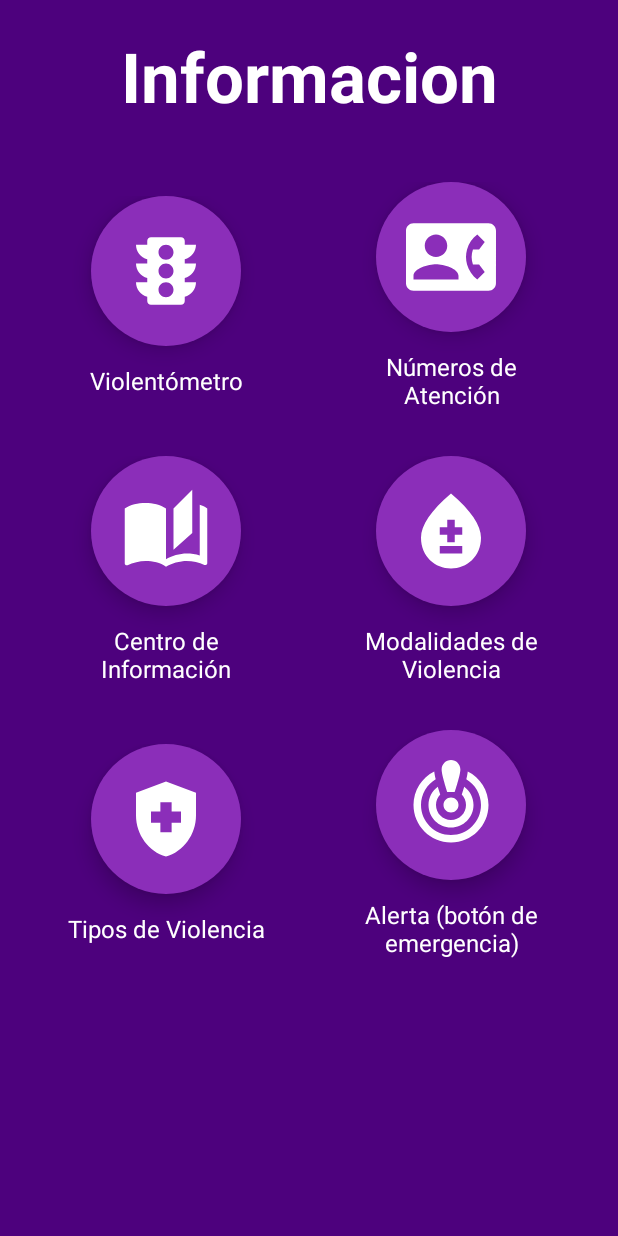
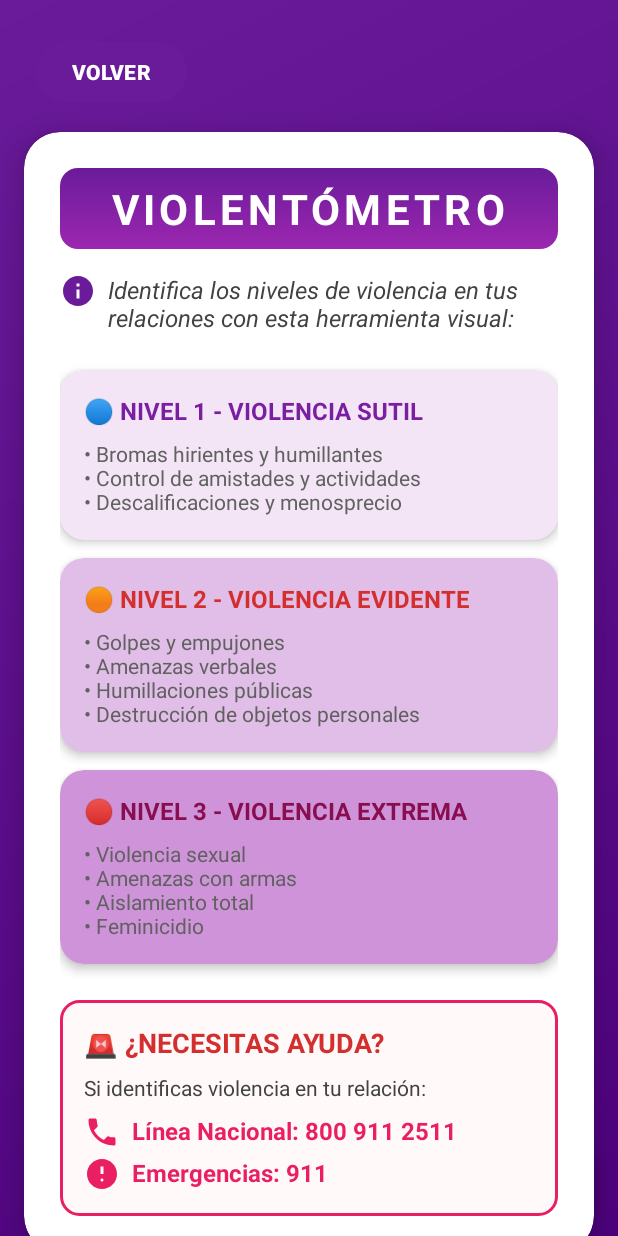
Before and after one commit to Gadielo03/Diva-Segura, an Android app: the fragment InformationFragment shown on its own in the app's theme, after a tap on "Violentómetro", on a phone screen of 412 x 824 dp. Run offline under Robolectric (Android 15) with nearby library versions, the phone set to English and light mode, and no system bars.

Commit message:
Violentometrooo

```diff
--- a/app/src/main/AndroidManifest.xml
+++ b/app/src/main/AndroidManifest.xml
@@ -90,6 +90,9 @@
                 <category android:name="android.intent.category.LAUNCHER" />
             </intent-filter>
         </activity>
+        <activity
+            android:name=".activities.ViolentometroActivity"
+            android:exported="false"/>
     </application>
 
 </manifest>
--- /dev/null
+++ b/app/src/main/java/com/example/divasegura/activities/ViolentometroActivity.java
@@ -0,0 +1,13 @@
+package com.example.divasegura.activities;
+
+import android.os.Bundle;
+import androidx.appcompat.app.AppCompatActivity;
+import com.example.divasegura.R;
+
+public class ViolentometroActivity extends AppCompatActivity {
+    @Override
+    protected void onCreate(Bundle savedInstanceState) {
+        super.onCreate(savedInstanceState);
+        setContentView(R.layout.activity_violento);
+    }
+}
--- a/app/src/main/java/com/example/divasegura/fragments/InformationFragment.java
+++ b/app/src/main/java/com/example/divasegura/fragments/InformationFragment.java
@@ -1,5 +1,6 @@
 package com.example.divasegura.fragments;
 
+import android.content.Intent;
 import android.os.Bundle;
 import android.view.LayoutInflater;
 import android.view.View;
@@ -9,6 +10,7 @@ import android.widget.ImageButton;
 import androidx.annotation.NonNull;
 import androidx.annotation.Nullable;
 import androidx.fragment.app.Fragment;
+import androidx.viewpager2.widget.ViewPager2;
 
 import com.example.divasegura.R;
 
@@ -39,11 +41,11 @@ public class InformationFragment extends Fragment {
         btnTiposDeViolencia = view.findViewById(R.id.btnTiposDeViolencia);
         btnAlerta = view.findViewById(R.id.btnAlerta);
 
-        // Configurar listeners
+
         btnViolentometro.setOnClickListener(v -> {
-            // Acción del botón
+            Intent intent = new Intent(getActivity(), com.example.divasegura.activities.ViolentometroActivity.class);
+            startActivity(intent);
         });
-
         // Configura los demás listeners de manera similar
     }
 }
--- /dev/null
+++ b/app/src/main/res/drawable/gradient_background.xml
@@ -0,0 +1,10 @@
+<?xml version="1.0" encoding="utf-8"?>
+<shape xmlns:android="http://schemas.android.com/apk/res/android"
+    android:shape="rectangle">
+    <gradient
+        android:angle="135"
+        android:startColor="#4D017D"
+        android:endColor="#6A1B9A"
+        android:type="linear"/>
+    <corners android:radius="0dp"/>
+</shape>
--- /dev/null
+++ b/app/src/main/res/drawable/help_background.xml
@@ -0,0 +1,9 @@
+<?xml version="1.0" encoding="utf-8"?>
+<shape xmlns:android="http://schemas.android.com/apk/res/android"
+    android:shape="rectangle">
+    <stroke
+        android:width="2dp"
+        android:color="#E91E63"/>
+    <corners android:radius="12dp"/>
+    <solid android:color="#FFF9F9"/>
+</shape>
--- /dev/null
+++ b/app/src/main/res/drawable/ic_arrow_back.xml
@@ -0,0 +1,5 @@
+<vector xmlns:android="http://schemas.android.com/apk/res/android" android:autoMirrored="true" android:height="24dp" android:tint="#000000" android:viewportHeight="24" android:viewportWidth="24" android:width="24dp">
+
+    <path android:fillColor="@android:color/white" android:pathData="M11.67,3.87L9.9,2.1 0,12l9.9,9.9 1.77,-1.77L3.54,12z"/>
+
+</vector>
--- /dev/null
+++ b/app/src/main/res/drawable/ic_arrow_back_white.xml
@@ -0,0 +1,10 @@
+<vector xmlns:android="http://schemas.android.com/apk/res/android"
+    android:width="24dp"
+    android:height="24dp"
+    android:viewportWidth="24"
+    android:viewportHeight="24"
+    android:tint="#FFFFFF">
+    <path
+        android:fillColor="@android:color/white"
+        android:pathData="M20,11H7.83l5.59,-5.59L12,4l-8,8 8,8 1.41,-1.41L7.83,13H20v-2z"/>
+</vector>
--- /dev/null
+++ b/app/src/main/res/drawable/ic_emergency2.xml
@@ -0,0 +1,9 @@
+<vector xmlns:android="http://schemas.android.com/apk/res/android"
+    android:width="24dp"
+    android:height="24dp"
+    android:viewportWidth="24"
+    android:viewportHeight="24">
+    <path
+        android:fillColor="#E91E63"
+        android:pathData="M12,2C6.48,2 2,6.48 2,12s4.48,10 10,10 10,-4.48 10,-10S17.52,2 12,2zm0,15c-0.55,0 -1,-0.45 -1,-1s0.45,-1 1,-1 1,0.45 1,1 -0.45,1 -1,1zm1,-5h-2V7h2v5z"/>
+</vector>
--- /dev/null
+++ b/app/src/main/res/drawable/ic_emergency_white.xml
@@ -0,0 +1,10 @@
+<vector xmlns:android="http://schemas.android.com/apk/res/android"
+    android:width="24dp"
+    android:height="24dp"
+    android:viewportWidth="24"
+    android:viewportHeight="24"
+    android:tint="#FFFFFF">
+    <path
+        android:fillColor="@android:color/white"
+        android:pathData="M12,2C6.48,2 2,6.48 2,12s4.48,10 10,10 10,-4.48 10,-10S17.52,2 12,2zm0,15c-0.55,0 -1,-0.45 -1,-1s0.45,-1 1,-1 1,0.45 1,1 -0.45,1 -1,1zm1,-5h-2V7h2v5z"/>
+</vector>
--- /dev/null
+++ b/app/src/main/res/drawable/ic_help.xml
@@ -0,0 +1,5 @@
+<vector xmlns:android="http://schemas.android.com/apk/res/android" android:autoMirrored="true" android:height="24dp" android:tint="#000000" android:viewportHeight="24" android:viewportWidth="24" android:width="24dp">
+
+    <path android:fillColor="@android:color/white" android:pathData="M11,18h2v-2h-2v2zM12,2C6.48,2 2,6.48 2,12s4.48,10 10,10 10,-4.48 10,-10S17.52,2 12,2zM12,20c-4.41,0 -8,-3.59 -8,-8s3.59,-8 8,-8 8,3.59 8,8 -3.59,8 -8,8zM12,6c-2.21,0 -4,1.79 -4,4h2c0,-1.1 0.9,-2 2,-2s2,0.9 2,2c0,2 -3,1.75 -3,5h2c0,-2.25 3,-2.5 3,-5 0,-2.21 -1.79,-4 -4,-4z"/>
+
+</vector>
--- /dev/null
+++ b/app/src/main/res/drawable/ic_info2.xml
@@ -0,0 +1,10 @@
+<vector xmlns:android="http://schemas.android.com/apk/res/android"
+    android:width="24dp"
+    android:height="24dp"
+    android:viewportWidth="24"
+    android:viewportHeight="24"
+    android:tint="#6A1B9A">
+    <path
+        android:fillColor="@android:color/white"
+        android:pathData="M12,2C6.48,2 2,6.48 2,12s4.48,10 10,10 10,-4.48 10,-10S17.52,2 12,2zm1,15h-2v-6h2v6zm0,-8h-2V7h2v2z"/>
+</vector>
--- /dev/null
+++ b/app/src/main/res/drawable/ic_phone.xml
@@ -0,0 +1,9 @@
+<vector xmlns:android="http://schemas.android.com/apk/res/android"
+    android:width="24dp"
+    android:height="24dp"
+    android:viewportWidth="24"
+    android:viewportHeight="24">
+    <path
+        android:fillColor="#E91E63"
+        android:pathData="M6.62,10.79c1.44,2.83 3.76,5.14 6.59,6.59l2.2,-2.2c0.27,-0.27 0.67,-0.36 1.02,-0.24 1.12,0.37 2.33,0.57 3.57,0.57 0.55,0 1,0.45 1,1V20c0,0.55 -0.45,1 -1,1 -9.39,0 -17,-7.61 -17,-17 0,-0.55 0.45,-1 1,-1h3.5c0.55,0 1,0.45 1,1 0,1.25 0.2,2.45 0.57,3.57 0.11,0.35 0.03,0.74 -0.25,1.02l-2.2,2.2z"/>
+</vector>
--- /dev/null
+++ b/app/src/main/res/drawable/text_gradient.xml
@@ -0,0 +1,10 @@
+<?xml version="1.0" encoding="utf-8"?>
+<shape xmlns:android="http://schemas.android.com/apk/res/android"
+    android:shape="rectangle">
+    <gradient
+        android:angle="90"
+        android:startColor="#9C27B0"
+        android:endColor="#6A1B9A"
+        android:type="linear"/>
+    <corners android:radius="12dp"/>
+</shape>
--- /dev/null
+++ b/app/src/main/res/layout/activity_violento.xml
@@ -0,0 +1,262 @@
+<?xml version="1.0" encoding="utf-8"?>
+<androidx.constraintlayout.widget.ConstraintLayout xmlns:android="http://schemas.android.com/apk/res/android"
+    xmlns:app="http://schemas.android.com/apk/res-auto"
+    xmlns:tools="http://schemas.android.com/tools"
+    android:layout_width="match_parent"
+    android:layout_height="match_parent"
+    android:background="@drawable/gradient_background"
+    tools:context=".fragments.MainScreenFragment">
+
+
+<com.google.android.material.button.MaterialButton
+android:id="@+id/btnBack"
+android:layout_width="wrap_content"
+android:layout_height="48dp"
+android:layout_marginStart="24dp"
+android:layout_marginTop="24dp"
+android:elevation="4dp"
+android:text="VOLVER"
+android:textAllCaps="true"
+android:textColor="#FFFFFF"
+android:textStyle="bold"
+android:drawableStart="@drawable/ic_arrow_back_white"
+android:drawablePadding="8dp"
+app:backgroundTint="#6A1B9A"
+    app:cornerRadius="24dp"
+    app:iconTint="#FFFFFF"
+    app:rippleColor="#9C27B0"
+    app:layout_constraintStart_toStartOf="parent"
+    app:layout_constraintTop_toTopOf="parent"/>
+
+
+<androidx.cardview.widget.CardView
+android:layout_width="0dp"
+android:layout_height="wrap_content"
+android:layout_marginStart="16dp"
+android:layout_marginEnd="16dp"
+android:layout_marginTop="16dp"
+app:cardBackgroundColor="#FFFFFF"
+app:cardCornerRadius="24dp"
+app:cardElevation="12dp"
+app:layout_constraintEnd_toEndOf="parent"
+app:layout_constraintStart_toStartOf="parent"
+app:layout_constraintTop_toBottomOf="@id/btnBack">
+
+<LinearLayout
+    android:layout_width="match_parent"
+    android:layout_height="wrap_content"
+    android:orientation="vertical"
+    android:padding="24dp">
+
+    <LinearLayout
+        android:layout_width="match_parent"
+        android:layout_height="wrap_content"
+        android:background="@drawable/text_gradient"
+    android:gravity="center"
+    android:padding="8dp"
+    android:layout_marginBottom="16dp">
+
+    <TextView
+        android:id="@+id/titleViolentometro"
+        android:layout_width="wrap_content"
+        android:layout_height="wrap_content"
+        android:text="VIOLENTÓMETRO"
+        android:textAllCaps="true"
+        android:textColor="#FFFFFF"
+        android:textSize="28sp"
+        android:textStyle="bold"
+        android:letterSpacing="0.1"/>
+</LinearLayout>
+
+
+    <LinearLayout
+    android:layout_width="match_parent"
+    android:layout_height="wrap_content"
+    android:orientation="horizontal"
+    android:layout_marginBottom="24dp">
+
+    <ImageView
+        android:layout_width="24dp"
+        android:layout_height="24dp"
+        android:src="@drawable/ic_info2"
+        android:layout_marginEnd="8dp"
+        app:tint="#6A1B9A" />
+
+    <TextView
+        android:id="@+id/descripcionViolentometro"
+        android:layout_width="0dp"
+        android:layout_height="wrap_content"
+        android:layout_weight="1"
+        android:text="Identifica los niveles de violencia en tus relaciones con esta herramienta visual:"
+        android:textColor="#424242"
+        android:textSize="16sp"
+        android:textStyle="italic"/>
+</LinearLayout>
+
+<androidx.cardview.widget.CardView
+    android:layout_width="match_parent"
+    android:layout_height="wrap_content"
+    android:layout_marginBottom="12dp"
+    app:cardBackgroundColor="#F3E5F5"
+app:cardCornerRadius="16dp"
+app:cardElevation="4dp">
+
+<LinearLayout
+    android:layout_width="match_parent"
+    android:layout_height="wrap_content"
+    android:orientation="vertical"
+    android:padding="16dp">
+
+    <TextView
+        android:layout_width="match_parent"
+        android:layout_height="wrap_content"
+        android:text="🔵 NIVEL 1 - VIOLENCIA SUTIL"
+        android:textColor="#7B1FA2"
+    android:textStyle="bold"
+    android:textSize="16sp"/>
+
+    <TextView
+        android:layout_width="match_parent"
+        android:layout_height="wrap_content"
+        android:text="• Bromas hirientes y humillantes\n• Control de amistades y actividades\n• Descalificaciones y menosprecio"
+        android:textColor="#616161"
+        android:textSize="14sp"
+        android:layout_marginTop="8dp"/>
+</LinearLayout>
+</androidx.cardview.widget.CardView>
+
+<androidx.cardview.widget.CardView
+android:layout_width="match_parent"
+android:layout_height="wrap_content"
+android:layout_marginBottom="12dp"
+app:cardBackgroundColor="#E1BEE7"
+    app:cardCornerRadius="16dp"
+    app:cardElevation="4dp">
+
+<LinearLayout
+android:layout_width="match_parent"
+android:layout_height="wrap_content"
+android:orientation="vertical"
+android:padding="16dp">
+
+<TextView
+    android:layout_width="match_parent"
+    android:layout_height="wrap_content"
+    android:text="🟠 NIVEL 2 - VIOLENCIA EVIDENTE"
+    android:textColor="#D32F2F"
+android:textStyle="bold"
+android:textSize="16sp"/>
+
+<TextView
+    android:layout_width="match_parent"
+    android:layout_height="wrap_content"
+    android:text="• Golpes y empujones\n• Amenazas verbales\n• Humillaciones públicas\n• Destrucción de objetos personales"
+    android:textColor="#616161"
+    android:textSize="14sp"
+    android:layout_marginTop="8dp"/>
+</LinearLayout>
+    </androidx.cardview.widget.CardView>
+
+    <!-- Nivel 3 - Tarjeta con sombra -->
+<androidx.cardview.widget.CardView
+android:layout_width="match_parent"
+android:layout_height="wrap_content"
+app:cardBackgroundColor="#CE93D8"
+    app:cardCornerRadius="16dp"
+    app:cardElevation="4dp">
+
+<LinearLayout
+android:layout_width="match_parent"
+android:layout_height="wrap_content"
+android:orientation="vertical"
+android:padding="16dp">
+
+<TextView
+    android:layout_width="match_parent"
+    android:layout_height="wrap_content"
+    android:text="🔴 NIVEL 3 - VIOLENCIA EXTREMA"
+    android:textColor="#880E4F"
+android:textStyle="bold"
+android:textSize="16sp"/>
+
+<TextView
+    android:layout_width="match_parent"
+    android:layout_height="wrap_content"
+    android:text="• Violencia sexual\n• Amenazas con armas\n• Aislamiento total\n• Feminicidio"
+    android:textColor="#616161"
+    android:textSize="14sp"
+    android:layout_marginTop="8dp"/>
+</LinearLayout>
+    </androidx.cardview.widget.CardView>
+
+    <!-- Sección de ayuda emergente -->
+<LinearLayout
+android:layout_width="match_parent"
+android:layout_height="wrap_content"
+android:orientation="vertical"
+android:background="@drawable/help_background"
+    android:padding="16dp"
+    android:layout_marginTop="24dp">
+
+<TextView
+android:layout_width="match_parent"
+android:layout_height="wrap_content"
+android:text="🚨 ¿NECESITAS AYUDA?"
+android:textColor="#D32F2F"
+android:textStyle="bold"
+android:textSize="18sp"
+android:layout_marginBottom="8dp"/>
+
+<TextView
+android:layout_width="match_parent"
+android:layout_height="wrap_content"
+android:text="Si identificas violencia en tu relación:"
+android:textColor="#424242"
+android:textSize="14sp"/>
+
+<TextView
+android:layout_width="match_parent"
+android:layout_height="wrap_content"
+android:text="Línea Nacional: 800 911 2511"
+android:textColor="#E91E63"
+android:textStyle="bold"
+android:textSize="16sp"
+android:layout_marginTop="8dp"
+android:drawableStart="@drawable/ic_phone"
+android:drawablePadding="8dp"
+android:drawableTint="#E91E63"/>
+
+<TextView
+android:layout_width="match_parent"
+android:layout_height="wrap_content"
+android:text="Emergencias: 911"
+android:textColor="#E91E63"
+android:textStyle="bold"
+android:textSize="16sp"
+android:layout_marginTop="4dp"
+android:drawableStart="@drawable/ic_emergency2"
+android:drawablePadding="8dp"
+android:drawableTint="#E91E63"/>
+    </LinearLayout>
+    </LinearLayout>
+    </androidx.cardview.widget.CardView>
+
+<com.google.android.material.floatingactionbutton.ExtendedFloatingActionButton
+android:id="@+id/fabHelp"
+android:layout_width="wrap_content"
+android:layout_height="wrap_content"
+android:layout_marginEnd="16dp"
+android:layout_marginBottom="16dp"
+android:text="AYUDA INMEDIATA"
+android:textColor="#FFFFFF"
+android:textStyle="bold"
+android:icon="@drawable/ic_emergency_white"
+app:backgroundTint="#E91E63"
+    app:cornerRadius="24dp"
+    app:elevation="8dp"
+    app:iconTint="#FFFFFF"
+    app:rippleColor="#F44336"
+    app:layout_constraintBottom_toBottomOf="parent"
+    app:layout_constraintEnd_toEndOf="parent"/>
+
+    </androidx.constraintlayout.widget.ConstraintLayout>
```
Also changed, not shown: app/src/main/java/com/example/divasegura/fragments/ViolentometroFragment.java (added, +66 -0 lines), app/src/main/res/drawable/ic_violentometro_grafico.xml (added, +34 -0 lines), app/src/main/res/layout/fragment_violentometro.xml (added, +176 -0 lines).
